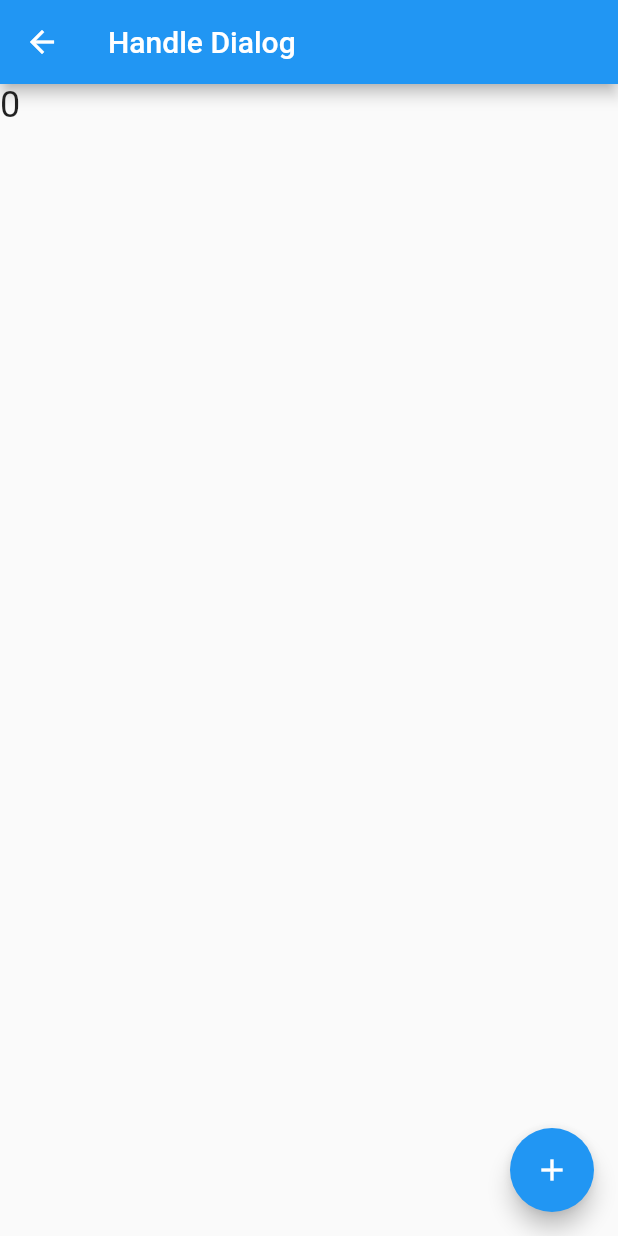
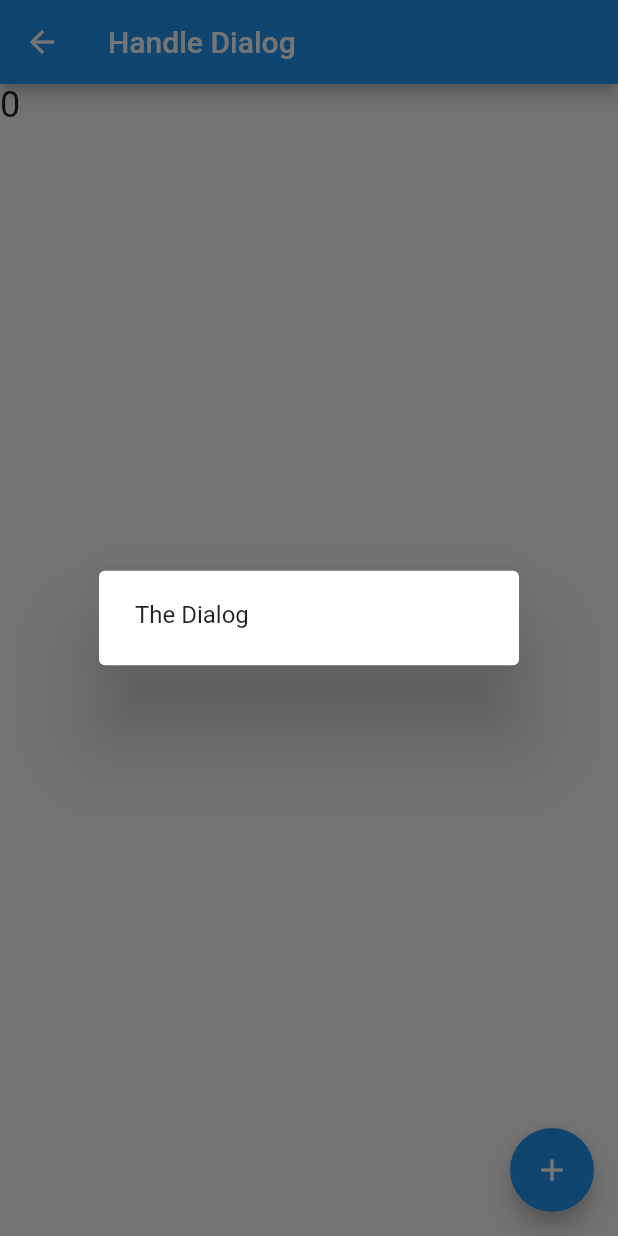
Before and after one commit to sophart/provider_errors_demo, a Flutter app: the HandleDialogPage screen opened directly, on a phone screen of 412 x 824 dp. Run offline on Flutter 3.47's test engine with Material 2 defaults, Android fonts, the phone set to English and light mode, and no system bars.

Commit message:
The Problem Showing the Dialog at in initState

```diff
--- a/lib/pages/handle_dialog_page.dart
+++ b/lib/pages/handle_dialog_page.dart
@@ -30,6 +30,22 @@ class Content extends StatefulWidget {
 
 class _ContentState extends State<Content> {
   @override
+  void initState() {
+    super.initState();
+
+    //! The problems
+    //! Show the dialog while other widget has not been built
+    showDialog(
+      context: context,
+      builder: (context) {
+        return AlertDialog(
+          content: Text("The Dialog"),
+        );
+      },
+    );
+  }
+
+  @override
   Widget build(BuildContext context) {
     return Text(
       context.watch<Counter>().counter.toString(),
```
